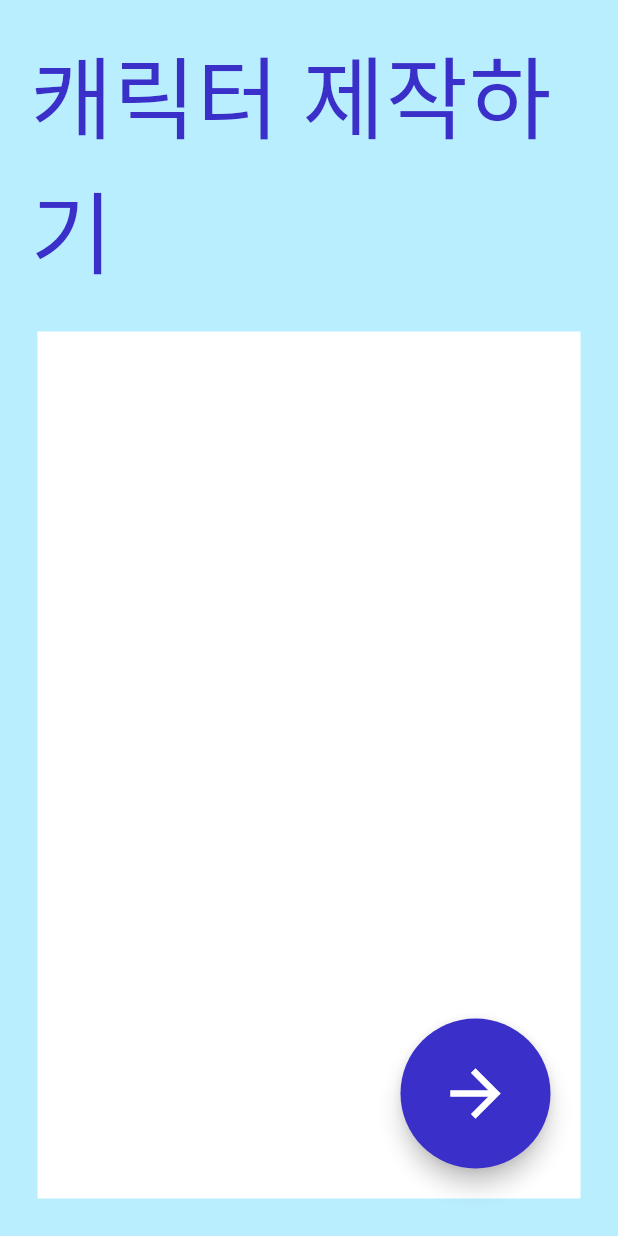
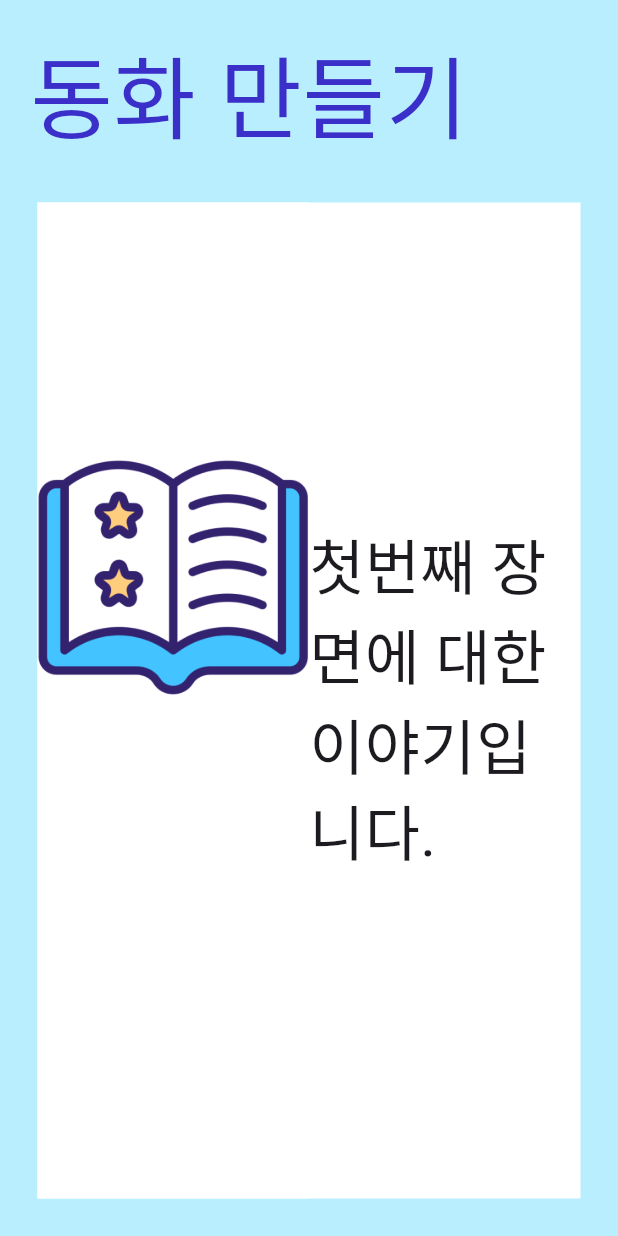
Before and after one commit to StoryBridge2024/SB-frontend, a Flutter app: the MakeCharacterBody screen opened directly, after a tap on the "arrow forward" icon, on a phone screen of 412 x 824 dp. Run offline on Flutter 3.47's test engine with Material 3 defaults, Android fonts, the phone set to English and light mode, and no system bars; our stand-ins replace flutter_spinkit, image_picker.

Commit message:
동화 보여주는 기능 추가
일단 2초 후에 화면 돌아가도록 구성.
이후에 수정 필요

```diff
--- a/lib/makeCharacterBody.dart
+++ b/lib/makeCharacterBody.dart
@@ -1,5 +1,6 @@
 import 'package:flutter/material.dart';
 
+import './showFairytale.dart';
 
 class MakeCharacterBody extends StatelessWidget {
   const MakeCharacterBody({super.key});
@@ -40,7 +41,11 @@ class MakeCharacterBody extends StatelessWidget {
                               size: 50,
                             ),
                             onPressed: () {
-
+                              Navigator.push(
+                                  context,
+                                  MaterialPageRoute(
+                                      builder: (context) =>
+                                      const ShowFairytale()));
                             }),
                       ),
                     )
--- /dev/null
+++ b/lib/showFairytale.dart
@@ -0,0 +1,137 @@
+import 'package:flutter/material.dart';
+
+class ShowFairytale extends StatelessWidget {
+  const ShowFairytale({super.key});
+
+  @override
+  Widget build(BuildContext context) {
+    return Scaffold(
+        body: Container(
+          color: Color.fromARGB(0xFF, 0xB9, 0xEE, 0xFF),
+          child: Column(children: [
+            Container(
+              alignment: Alignment.topLeft,
+              margin: EdgeInsets.fromLTRB(20, 20, 0, 0),
+              child: Text(
+                '동화 만들기',
+                style: TextStyle(
+                    fontSize: 60, color: Color.fromARGB(0xFF, 0x3B, 0x2F, 0xCA)),
+              ),
+            ),
+            Expanded(
+                child: Container(
+                  width: double.infinity,
+                  height: double.infinity,
+                  color: Color(0xFFFFFFFF),
+                  margin: EdgeInsets.all(25),
+                  child: Story(),
+                ))
+          ]),
+        ));
+  }
+}
+
+
+class Story extends StatefulWidget {
+  const Story({super.key});
+
+  @override
+  State<Story> createState() => _StoryState();
+}
+
+class _StoryState extends State<Story> {
+  int index = 0;
+  List<String> l = ['첫번째 장면에 대한 이야기입니다.', '두번째 장면에 대한 이야기입니다.', '세번째 장면에 대한 이야기입니다.'];
+  List<String> img = [
+    'assets/image/img_1.png',
+    'assets/image/img_2.png',
+    'assets/image/img_3.png'
+  ];
+
+  //이 값을 어떻게 저장해서 어떻게 나중에 쓸지 잘 모르겠음
+  List<double> locX = [100,100,100];
+  List<double> locY = [100,100,100];
+
+  @override
+  Widget build(BuildContext context) {
+
+    Future.delayed(const Duration(milliseconds: 2000), () {
+
+      if (index < 2) {
+        setState(() {
+          index += 1;
+        });
+      }
+
+    });
+
+
+    return Container(
+        child: Row(mainAxisAlignment: MainAxisAlignment.center, children: [
+          Flexible(
+            child: Container(
+              color: Colors.white,
+              child: Stack(
+                children: [
+                  Positioned(
+                    left: 0,
+                    right: 0,
+                    child: Image.asset(
+                      img.elementAt(index),
+                      height: 500,
+                      width: 500,
+                    ),
+                  ),
+                  Positioned(
+                    left: locX.elementAt(index),
+                    top: locY.elementAt(index),
+                    child: Image.asset(
+                      'assets/image/img.png',
+                      height: 300,
+                      width: 300,
+                    ),
+                  ),
+                  Positioned(
+                    left: locX.elementAt(index),
+                    top: locY.elementAt(index),
+                    child: Container(
+                      width: 300,
+                      height: 300,
+                      color: Color(0x00FFFFFF),
+                      child: GestureDetector(
+                        onScaleUpdate: (touch) {
+                          setState(() {
+                            locX[index] += touch.focalPointDelta.dx;
+                            locY[index] += touch.focalPointDelta.dy;
+                          });
+                        },
+                      ),
+                    ),
+                  ),
+                ],
+              ),
+            ),
+          ),
+          Flexible(
+            child: Container(
+                width: double.infinity,
+                height: double.infinity,
+                child: Column(
+                  children: [
+                    Flexible(
+                      flex: 3,
+                      child: Container(
+                          height: double.infinity,
+                          width: double.infinity,
+                          alignment: Alignment.center,
+                          child: Text(
+                            l.elementAt(index),
+                            style: TextStyle(fontSize: 40),
+                          )),
+                    ),
+                  ],
+                )),
+          )
+        ]));
+  }
+}
```
